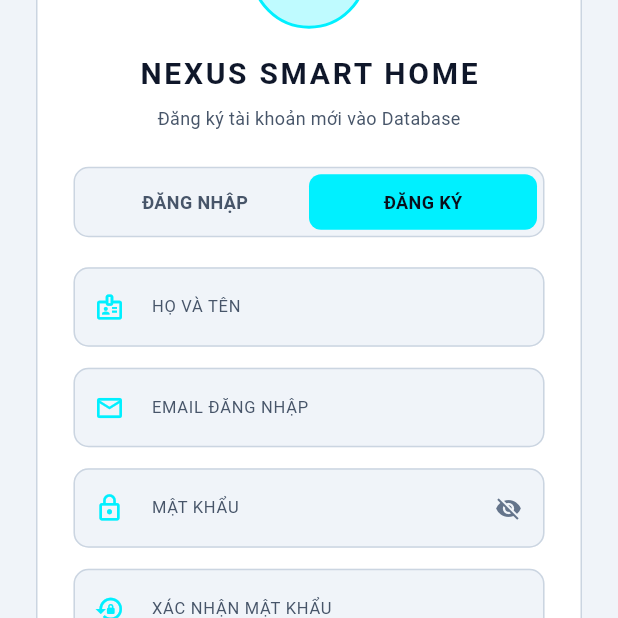
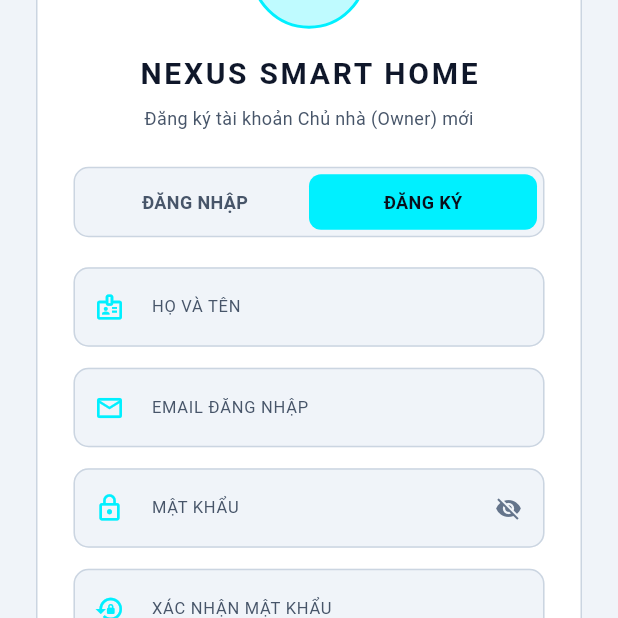
Before and after one commit to Quoctrug1115/Multiuser_Smarthome, a Flutter app: the screen it shows after launch, after a tap on "ĐĂNG KÝ", after a tap on the "light mode" icon, on a phone screen of 412 x 824 dp, the part 326-944 px from its top. Run offline on Flutter 3.47's test engine with Material 3 defaults, Android fonts, the phone set to English and light mode, and no system bars; our stand-ins replace file_picker, share_plus; missing offline and left inert: excel.

Commit message:
dong bo mo hinh khi dang nhap

```diff
--- a/mobile/lib/screens/login_screen.dart
+++ b/mobile/lib/screens/login_screen.dart
@@ -2,6 +2,7 @@ import 'package:flutter/material.dart';
 import 'package:provider/provider.dart';
 
 import '../services/api_service.dart';
+import '../services/websocket_service.dart';
 import '../theme/app_colors.dart';
 import '../theme/theme_provider.dart';
 
@@ -48,12 +49,15 @@ class _LoginScreenState extends State<LoginScreen> {
     try {
       if (_isLoginMode) {
         await api.login(email, password);
+        WebSocketService().connect(api.wsUrl);
         if (!mounted) return;
         Navigator.pushReplacementNamed(context, '/main');
       } else {
         await api.register(_nameController.text.trim(), email, password);
         if (!mounted) return;
-        _showMessage('Đăng ký thành công! Vui lòng đăng nhập.');
+        _showMessage(
+          'Đăng ký tài khoản Chủ nhà thành công! Vui lòng đăng nhập.',
+        );
         setState(() {
           _isLoginMode = true;
           _passwordController.clear();
@@ -155,7 +159,7 @@ class _LoginScreenState extends State<LoginScreen> {
                   Text(
                     _isLoginMode
                         ? 'Xác thực qua máy chủ Rust Backend'
-                        : 'Đăng ký tài khoản mới vào Database',
+                        : 'Đăng ký tài khoản Chủ nhà (Owner) mới',
                     style: TextStyle(
                       color: AppColors.getTextSecondary(isDark),
                       fontSize: 12,
```
